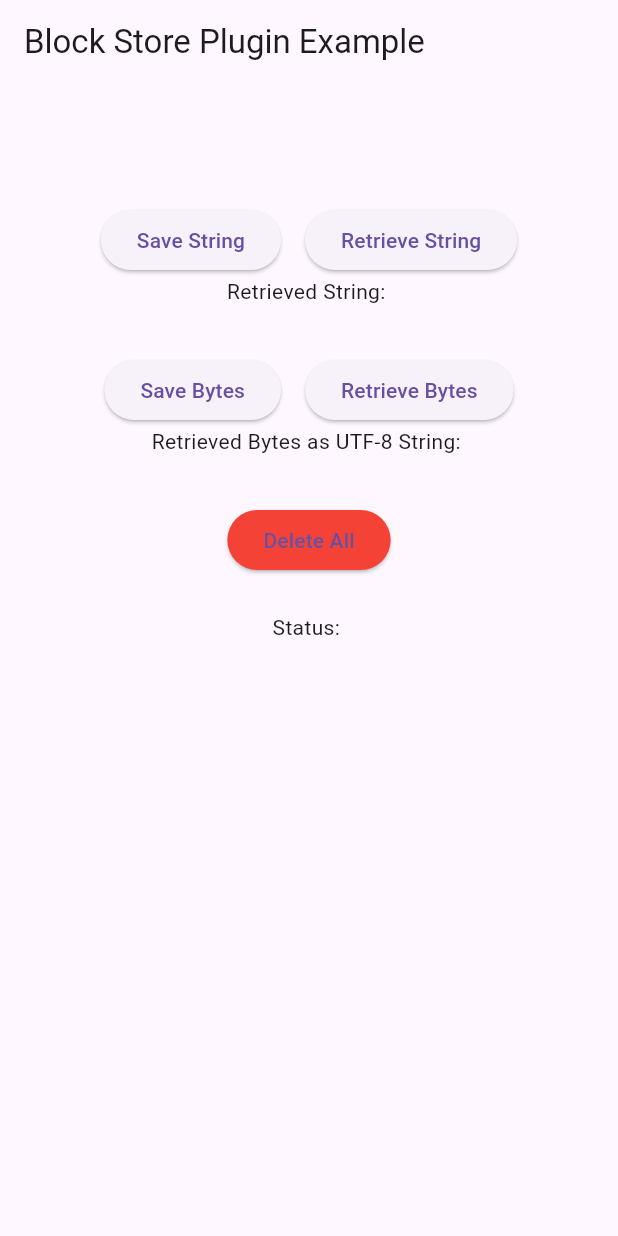
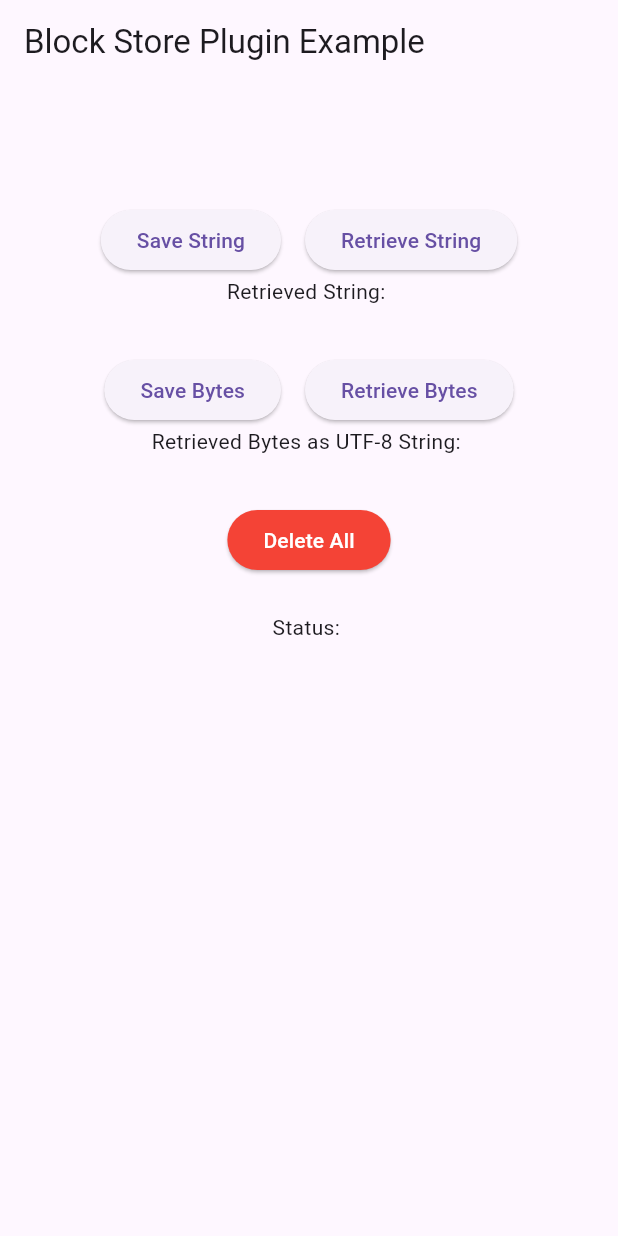
Before and after one commit to chris-wolf/play_services_block_store, a Flutter app: the screen it shows after launch, on a phone screen of 412 x 824 dp. Run offline on Flutter 3.47's test engine with Material 3 defaults, Android fonts, the phone set to English and light mode, and no system bars; our stand-ins replace plugin_platform_interface.

Commit message:
change button text color

```diff
--- a/example/lib/main.dart
+++ b/example/lib/main.dart
@@ -105,7 +105,7 @@ class _MyAppState extends State<MyApp> {
                   const SizedBox(height: 32),
                   ElevatedButton(
                     onPressed: _deleteAll,
-                    style: ElevatedButton.styleFrom(backgroundColor: Colors.red),
+                    style: ElevatedButton.styleFrom(backgroundColor: Colors.red, foregroundColor: Colors.white),
                     child: const Text('Delete All'),
                   ),
                   const SizedBox(height: 24),
```
